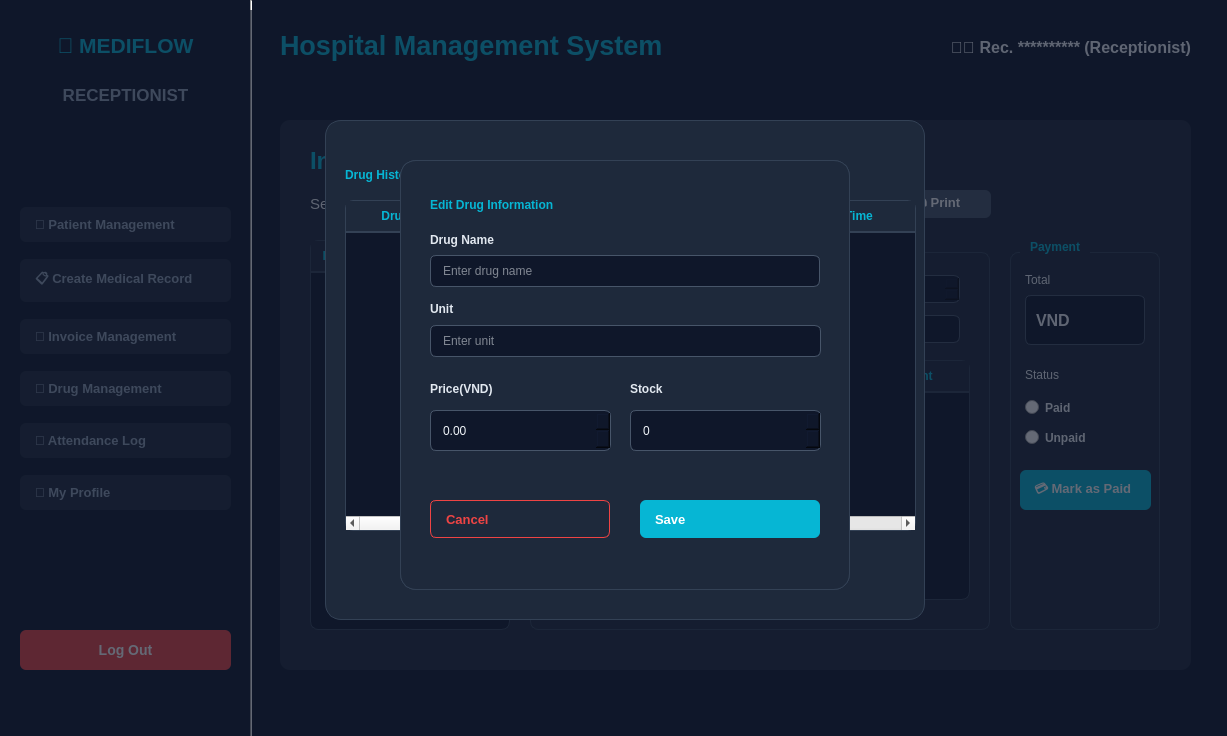
Before: the Qt Designer form ReceptionistWindow.ui in pvz2nghiaaa/HospitalManagement, drawn with Qt 5.
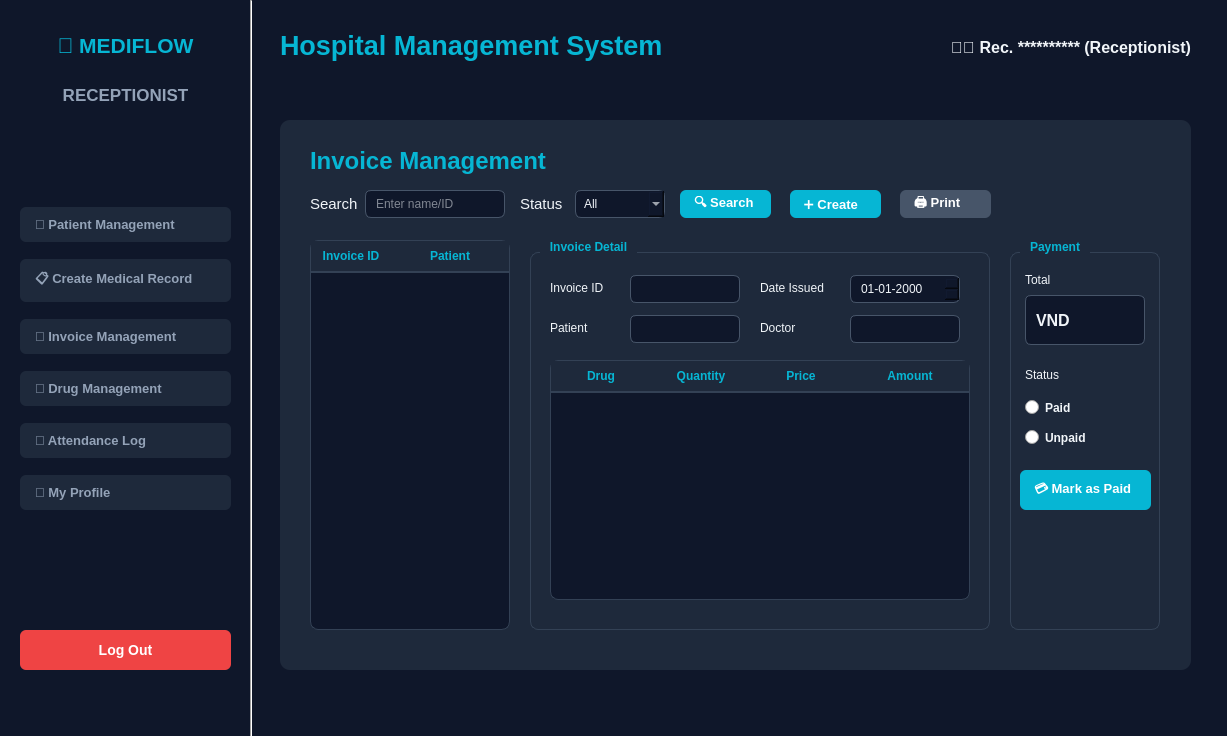
After: the same form once the commit is applied.

Commit message:
feat: recep create + search invoices
fix billingmanager::GetInvoicesDetails: wrong column name

```diff
--- a/ReceptionistWindow.ui
+++ b/ReceptionistWindow.ui
@@ -1081,7 +1081,7 @@
         <rect>
          <x>30</x>
          <y>20</y>
-         <width>281</width>
+         <width>311</width>
          <height>41</height>
         </rect>
        </property>
@@ -3601,8 +3601,161 @@
     <zorder>cardAddDrug</zorder>
     <zorder>cardEditDrug</zorder>
    </widget>
-   <zorder>overlayEditPatientFrame</zorder>
-   <zorder>overlayPatientFrame</zorder>
+    <widget class="QFrame" name="overlayInvoiceFrame">
+     <property name="geometry">
+      <rect>
+       <x>0</x>
+       <y>0</y>
+       <width>1227</width>
+       <height>736</height>
+      </rect>
+     </property>
+     <property name="styleSheet">
+      <string notr="true">QFrame#overlayInvoiceFrame {
+    background-color: rgba(15, 23, 42, 0.65);
+}</string>
+     </property>
+     <property name="frameShape">
+      <enum>QFrame::Shape::NoFrame</enum>
+     </property>
+     <widget class="QFrame" name="cardCreateInvoice">
+      <property name="geometry">
+       <rect>
+        <x>388</x>
+        <y>200</y>
+        <width>450</width>
+        <height>250</height>
+       </rect>
+      </property>
+      <property name="styleSheet">
+       <string notr="true">QFrame#cardCreateInvoice {
+    background-color: rgb(30, 41, 59);
+    border: 1px solid rgb(51, 65, 85);
+    border-radius: 16px;
+}
+QLabel {
+    color: rgb(226, 232, 240);
+    font-size: 13px;
+    font-weight: bold;
+}
+QLineEdit {
+    background-color: rgb(15, 23, 42);
+    border: 1px solid rgb(71, 85, 105);
+    border-radius: 6px;
+    color: rgb(241, 245, 249);
+    padding: 6px 10px;
+    font-size: 13px;
+}
+QLineEdit:focus {
+    border: 1px solid rgb(6, 182, 212);
+}</string>
+      </property>
+      <property name="frameShape">
+       <enum>QFrame::Shape::StyledPanel</enum>
+      </property>
+      <widget class="QLabel" name="lblCreateInvoiceTitle">
+       <property name="geometry">
+        <rect>
+         <x>30</x>
+         <y>25</y>
+         <width>390</width>
+         <height>30</height>
+        </rect>
+       </property>
+       <property name="font">
+        <font>
+         <pointsize>-1</pointsize>
+         <bold>true</bold>
+        </font>
+       </property>
+       <property name="styleSheet">
+        <string notr="true">color: rgb(6, 182, 212);</string>
+       </property>
+       <property name="text">
+        <string>Create New Invoice</string>
+       </property>
+      </widget>
+      <widget class="QLabel" name="lblCreateInvoiceRecordID">
+       <property name="geometry">
+        <rect>
+         <x>30</x>
+         <y>70</y>
+         <width>390</width>
+         <height>20</height>
+        </rect>
+       </property>
+       <property name="text">
+        <string>Medical Record ID</string>
+       </property>
+      </widget>
+      <widget class="QLineEdit" name="txtCreateInvoiceRecordID">
+       <property name="geometry">
+        <rect>
+         <x>30</x>
+         <y>95</y>
+         <width>390</width>
+         <height>32</height>
+        </rect>
+       </property>
+       <property name="placeholderText">
+        <string>Enter Medical Record ID</string>
+       </property>
+      </widget>
+      <widget class="QPushButton" name="btnCancelCreateInvoice">
+       <property name="geometry">
+        <rect>
+         <x>30</x>
+         <y>160</y>
+         <width>180</width>
+         <height>40</height>
+        </rect>
+       </property>
+       <property name="styleSheet">
+        <string notr="true">QPushButton {
+    background-color: transparent;
+    border: 1px solid rgb(71, 85, 105);
+    color: rgb(226, 232, 240);
+    border-radius: 8px;
+    font-weight: bold;
+}
+QPushButton:hover {
+    background-color: rgb(51, 65, 85);
+}</string>
+       </property>
+       <property name="text">
+        <string>Cancel</string>
+       </property>
+      </widget>
+      <widget class="QPushButton" name="btnSaveCreateInvoice">
+       <property name="geometry">
+        <rect>
+         <x>240</x>
+         <y>160</y>
+         <width>180</width>
+         <height>40</height>
+        </rect>
+       </property>
+       <property name="styleSheet">
+        <string notr="true">QPushButton {
+    background-color: rgb(6, 182, 212);
+    color: white;
+    border-radius: 8px;
+    font-weight: bold;
+}
+QPushButton:hover {
+    background-color: rgb(8, 145, 178);
+}</string>
+       </property>
+       <property name="text">
+        <string>Create Invoice</string>
+       </property>
+      </widget>
+     </widget>
+    </widget>
+    <zorder>overlayInvoiceFrame</zorder>
+    <zorder>overlayDrugFrame</zorder>
+    <zorder>overlayEditPatientFrame</zorder>
+    <zorder>overlayPatientFrame</zorder>
    <zorder>lblBrand</zorder>
    <zorder>lblTitle</zorder>
    <zorder>btnLogout</zorder>
```
Left out of the diff: 3 changed lines with no effect on the pictures. The commit also changes 4 other files.
